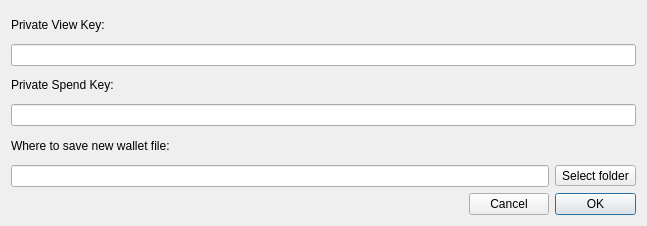
Before: the Qt Designer form src/gui/ui/importkeysdialog.ui in cryptonotefoundation/cryptonotewallet, drawn with Qt 5.
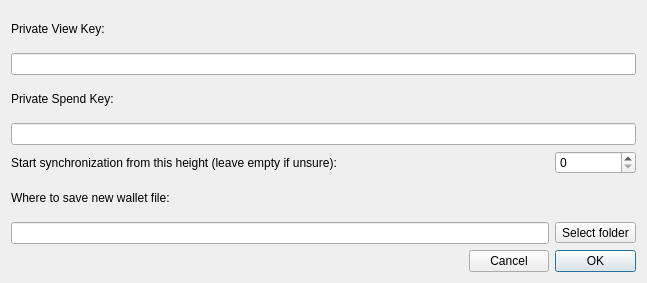
After: the same form once the commit is applied.

Commit message:
Add height from which to start sync to import dialogs
along with corresponding changes to Core,

also adapt to updates in core, particularily random engine

```diff
--- a/src/gui/ui/importkeysdialog.ui
+++ b/src/gui/ui/importkeysdialog.ui
@@ -7,7 +7,7 @@
     <x>0</x>
     <y>0</y>
     <width>647</width>
-    <height>226</height>
+    <height>283</height>
    </rect>
   </property>
   <property name="minimumSize">
@@ -20,14 +20,54 @@
    <string>Import private keys</string>
   </property>
   <layout class="QGridLayout" name="gridLayout">
-   <item row="5" column="2" colspan="2">
+   <item row="1" column="0" colspan="4">
+    <widget class="QLineEdit" name="m_viewKeyEdit"/>
+   </item>
+   <item row="7" column="2" colspan="2">
     <widget class="QToolButton" name="m_selectPathButton">
      <property name="text">
       <string>Select folder</string>
      </property>
     </widget>
    </item>
-   <item row="6" column="0">
+   <item row="5" column="2" colspan="2">
+    <widget class="QSpinBox" name="m_syncHeight">
+     <property name="maximum">
+      <number>999999999</number>
+     </property>
+    </widget>
+   </item>
+   <item row="3" column="0" colspan="4">
+    <widget class="QLineEdit" name="m_spendKeyEdit"/>
+   </item>
+   <item row="6" column="0" colspan="4">
+    <widget class="QLabel" name="label_2">
+     <property name="text">
+      <string>Where to save new wallet file:</string>
+     </property>
+    </widget>
+   </item>
+   <item row="7" column="0" colspan="2">
+    <widget class="QLineEdit" name="m_pathEdit"/>
+   </item>
+   <item row="9" column="1">
+    <widget class="QPushButton" name="m_cancelButton">
+     <property name="text">
+      <string>Cancel</string>
+     </property>
+     <property name="autoDefault">
+      <bool>false</bool>
+     </property>
+    </widget>
+   </item>
+   <item row="2" column="0" colspan="4">
+    <widget class="QLabel" name="label_3">
+     <property name="text">
+      <string>Private Spend Key:</string>
+     </property>
+    </widget>
+   </item>
+   <item row="9" column="0">
     <spacer name="horizontalSpacer">
      <property name="orientation">
       <enum>Qt::Horizontal</enum>
@@ -40,27 +80,21 @@
      </property>
     </spacer>
    </item>
-   <item row="5" column="0" colspan="2">
-    <widget class="QLineEdit" name="m_pathEdit"/>
-   </item>
-   <item row="6" column="1">
-    <widget class="QPushButton" name="m_cancelButton">
+   <item row="0" column="0" colspan="4">
+    <widget class="QLabel" name="label">
      <property name="text">
-      <string>Cancel</string>
+      <string>Private View Key:</string>
      </property>
-     <property name="autoDefault">
-      <bool>false</bool>
-     </property>
     </widget>
    </item>
-   <item row="4" column="0" colspan="4">
-    <widget class="QLabel" name="label_2">
+   <item row="5" column="0">
+    <widget class="QLabel" name="label_4">
      <property name="text">
-      <string>Where to save new wallet file:</string>
+      <string>Start synchronization from this height (leave empty if unsure):</string>
      </property>
     </widget>
    </item>
-   <item row="6" column="2" colspan="2">
+   <item row="9" column="2" colspan="2">
     <widget class="QPushButton" name="m_okButton">
      <property name="text">
       <string>OK</string>
@@ -73,26 +107,6 @@
      </property>
     </widget>
    </item>
-   <item row="3" column="0" colspan="4">
-    <widget class="QLineEdit" name="m_spendKeyEdit"/>
-   </item>
-   <item row="1" column="0" colspan="4">
-    <widget class="QLineEdit" name="m_viewKeyEdit"/>
-   </item>
-   <item row="0" column="0" colspan="4">
-    <widget class="QLabel" name="label">
-     <property name="text">
-      <string>Private View Key:</string>
-     </property>
-    </widget>
-   </item>
-   <item row="2" column="0" colspan="4">
-    <widget class="QLabel" name="label_3">
-     <property name="text">
-      <string>Private Spend Key:</string>
-     </property>
-    </widget>
-   </item>
   </layout>
  </widget>
  <resources/>
```
The commit also changes 17 other files.
